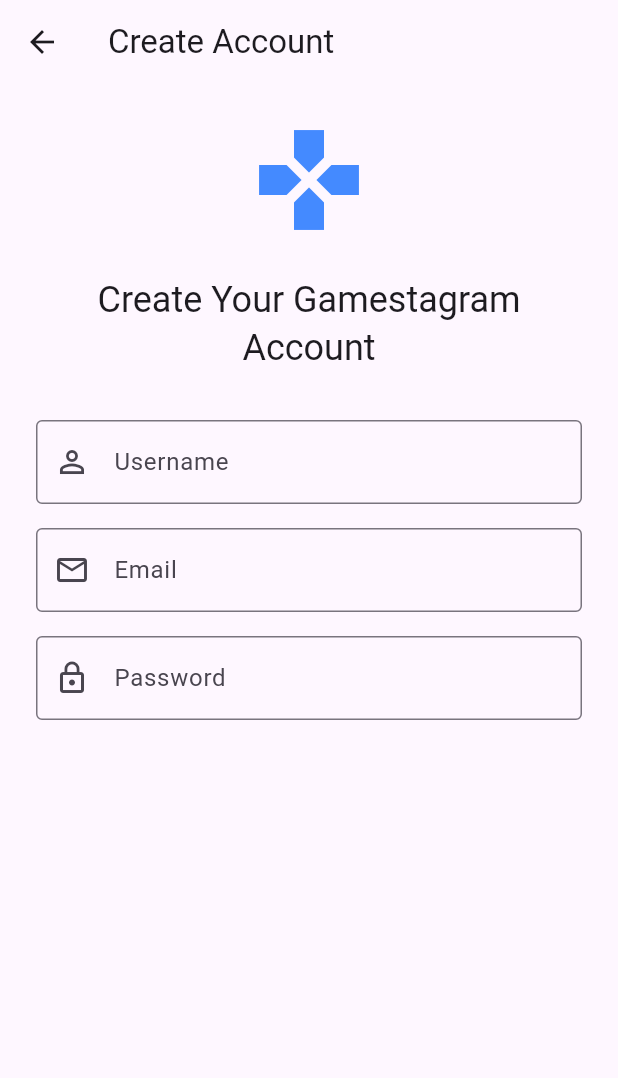
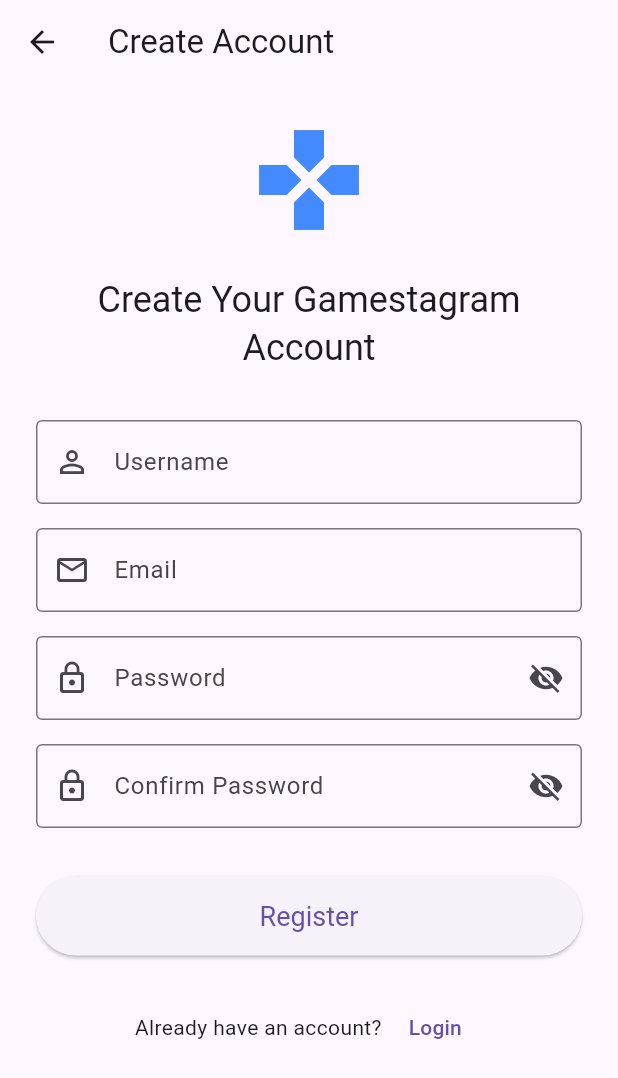
Before and after one commit to ahmetikbal/gamestagram-web3, a Flutter app: the RegistrationScreen screen opened directly, on a phone screen of 412 x 824 dp. Shown: the top 1078 px of the screen. Run offline on Flutter 3.47's test engine with Material 3 defaults, Android fonts, the phone set to English and light mode, and no system bars.

Commit message:
Password Toggle, Confirm Password Field, Register Button, Login Link

```diff
--- a/lib/presentation/screens/registration_screen.dart
+++ b/lib/presentation/screens/registration_screen.dart
@@ -9,6 +9,16 @@ class RegistrationScreen extends StatefulWidget {
 
 class _RegistrationScreenState extends State<RegistrationScreen> {
   final _formKey = GlobalKey<FormState>();
+  // Controller for password to compare with confirm password
+  final TextEditingController _passwordController = TextEditingController();
+  bool _isPasswordObscured = true;
+  bool _isConfirmPasswordObscured = true; // Added for Confirm Password
+
+  @override
+  void dispose() {
+    _passwordController.dispose();
+    super.dispose();
+  }
 
   @override
   Widget build(BuildContext context) {
@@ -33,7 +43,6 @@ class _RegistrationScreenState extends State<RegistrationScreen> {
                 style: Theme.of(context).textTheme.headlineSmall,
               ),
               const SizedBox(height: 32),
-              // Input fields and button will be added in subsequent commits
               // Username
               TextFormField(
                 decoration: const InputDecoration(
@@ -46,7 +55,9 @@ class _RegistrationScreenState extends State<RegistrationScreen> {
                   if (value == null || value.isEmpty) {
                     return 'Please enter a username';
                   }
-                  // Further validation for length (4-20) can be added here
+                  if (value.length < 4 || value.length > 20) {
+                    return 'Username must be between 4 and 20 characters';
+                  }
                   return null;
                 },
                 // onSaved: (value) => _username = value,
@@ -75,14 +86,24 @@ class _RegistrationScreenState extends State<RegistrationScreen> {
               const SizedBox(height: 16),
               // Password
               TextFormField(
-                decoration: const InputDecoration(
+                controller: _passwordController,
+                decoration: InputDecoration(
                   labelText: 'Password',
                   hintText: 'Enter your password (min. 8 characters, 1 digit)',
-                  border: OutlineInputBorder(),
-                  prefixIcon: Icon(Icons.lock_outline),
-                  // Suffix icon for visibility toggle will be added later if needed
+                  border: const OutlineInputBorder(),
+                  prefixIcon: const Icon(Icons.lock_outline),
+                  suffixIcon: IconButton(
+                    icon: Icon(
+                      _isPasswordObscured ? Icons.visibility_off : Icons.visibility,
+                    ),
+                    onPressed: () {
+                      setState(() {
+                        _isPasswordObscured = !_isPasswordObscured;
+                      });
+                    },
+                  ),
                 ),
-                obscureText: true, // Hide password text
+                obscureText: _isPasswordObscured,
                 validator: (value) {
                   if (value == null || value.isEmpty) {
                     return 'Please enter a password';
@@ -95,12 +116,78 @@ class _RegistrationScreenState extends State<RegistrationScreen> {
                   }
                   return null;
                 },
-                // onChanged: (value) => _password = value, // Store for confirm password validation
               ),
               const SizedBox(height: 16),
               // Confirm Password
+              TextFormField(
+                decoration: InputDecoration(
+                  labelText: 'Confirm Password',
+                  hintText: 'Re-enter your password',
+                  border: const OutlineInputBorder(),
+                  prefixIcon: const Icon(Icons.lock_outline),
+                  suffixIcon: IconButton(
+                    icon: Icon(
+                      _isConfirmPasswordObscured ? Icons.visibility_off : Icons.visibility,
+                    ),
+                    onPressed: () {
+                      setState(() {
+                        _isConfirmPasswordObscured = !_isConfirmPasswordObscured;
+                      });
+                    },
+                  ),
+                ),
+                obscureText: _isConfirmPasswordObscured,
+                validator: (value) {
+                  if (value == null || value.isEmpty) {
+                    return 'Please confirm your password';
+                  }
+                  if (value != _passwordController.text) {
+                    return 'Passwords do not match';
+                  }
+                  return null;
+                },
+              ),
+              const SizedBox(height: 32),
               // Register Button
+              ElevatedButton(
+                style: ElevatedButton.styleFrom(
+                  padding: const EdgeInsets.symmetric(vertical: 16.0),
+                  textStyle: const TextStyle(fontSize: 18),
+                ),
+                onPressed: () {
+                  if (_formKey.currentState!.validate()) {
+                    // Process registration
+                    // _formKey.currentState!.save(); // To call onSaved on TextFormFields if needed
+                    print('Registration form is valid');
+                    // Placeholder: Show a success message or navigate
+                    ScaffoldMessenger.of(context).showSnackBar(
+                      const SnackBar(content: Text('Processing Registration...')),
+                    );
+                  }
+                },
+                child: const Text('Register'),
+              ),
+              const SizedBox(height: 16),
               // Login Link
+              Padding(
+                padding: const EdgeInsets.symmetric(vertical: 8.0),
+                child: Row(
+                  mainAxisAlignment: MainAxisAlignment.center,
+                  children: <Widget>[
+                    const Text('Already have an account? '),
+                    TextButton(
+                      onPressed: () {
+                        // Navigate to Login Screen - to be implemented later
+                        if (Navigator.canPop(context)) {
+                           Navigator.pop(context); // Go back to WelcomeScreen for now
+                        }
+                        print('Navigate to Login Screen from Registration');
+                      },
+                      child: const Text('Login'),
+                    ),
+                  ],
+                ),
+              ),
             ],
           ),
         ),
```
